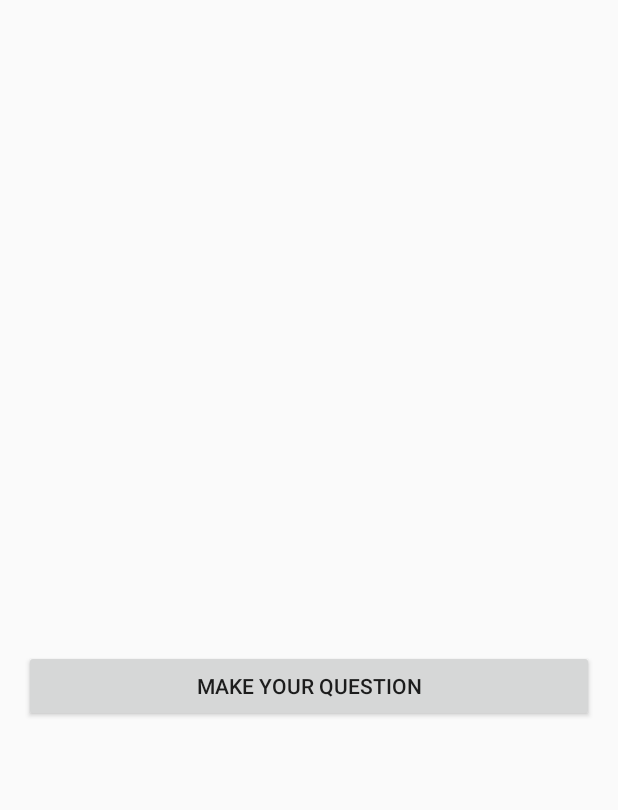
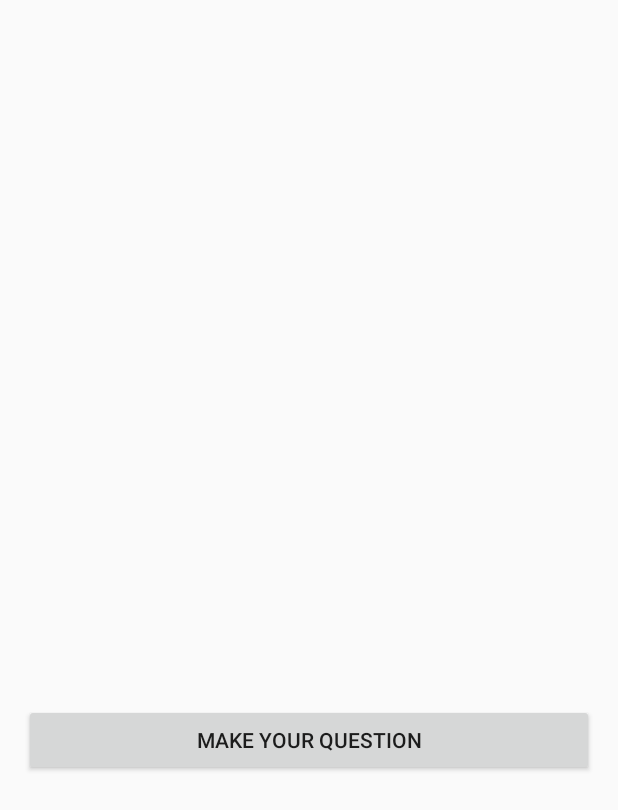
Before and after one commit to carlostessier/MagicBall, an Android app: the screen it shows after launch (MainActivity), on a phone screen of 412 x 824 dp. Shown: the top 810 px of the screen. Run offline under Robolectric (Android 15) with nearby library versions, the phone set to English and light mode, and no system bars.

Commit message:
finalized practica 2

```diff
--- a/app/src/main/java/es/carlostessier/magicball/MainActivityFragment.java
+++ b/app/src/main/java/es/carlostessier/magicball/MainActivityFragment.java
@@ -13,7 +13,7 @@ import android.widget.TextView;
  */
 public class MainActivityFragment extends Fragment {
 
-    static View textView;
+    static TextView tPrediction;
 
     public MainActivityFragment() {
     }
@@ -36,21 +36,19 @@ public class MainActivityFragment extends Fragment {
 
     /**
      * Method iniciate the views and
-     * add a Listener to the button prediction
-     * @param rootView
+     *         add a Listener to the button prediction
+     * @param rootView View to the fragment layout
      */
     private void iniziateViews(View rootView) {
-        TextView tPrediction = (TextView)
-                rootView.findViewById(R.id.textView);
+         tPrediction = (TextView)
+                rootView.findViewById(R.id.tv_prediction);
 
-        Button button = (Button) rootView.findViewById(R.id.button);
+        Button button = (Button) rootView.findViewById(R.id.b_prediction);
 
         button.setOnClickListener(new View.OnClickListener() {
             @Override
             public void onClick(View v) {
                 String sPrediction =  MakePrediction.getPrediction(getActivity());
-                TextView tPrediction = (TextView)
-                        MainActivityFragment.textView.findViewById(R.id.textView);
                 tPrediction.setText(sPrediction);
             }
         });
--- a/app/src/main/res/layout/fragment_main.xml
+++ b/app/src/main/res/layout/fragment_main.xml
@@ -16,15 +16,16 @@
         android:layout_centerVertical="true"
         android:layout_centerHorizontal="true"
         android:textSize="32sp"
-        android:id="@+id/textView" />
+        android:id="@+id/tv_prediction" />
 
     <Button
         android:layout_width="match_parent"
         android:layout_height="wrap_content"
         android:text="@string/question"
-        android:id="@+id/button"
-        android:layout_below="@+id/textView"
+        android:id="@+id/b_prediction"
+        android:layout_below="@+id/tv_prediction"
         android:layout_centerHorizontal="true"
+        android:layout_marginTop="36dp"
          />
 
 </RelativeLayout>
```
